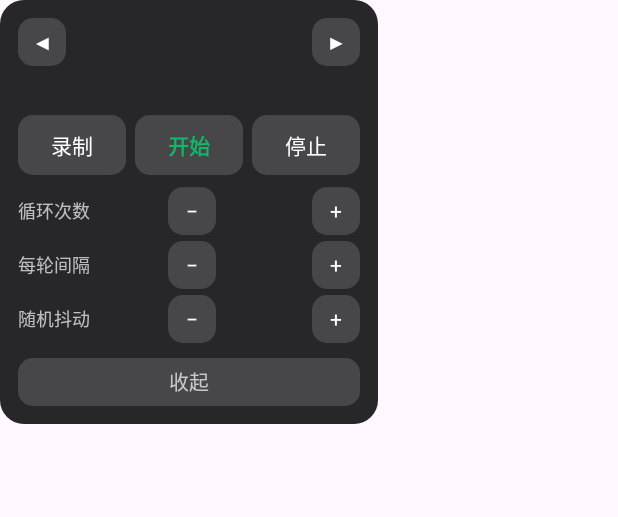
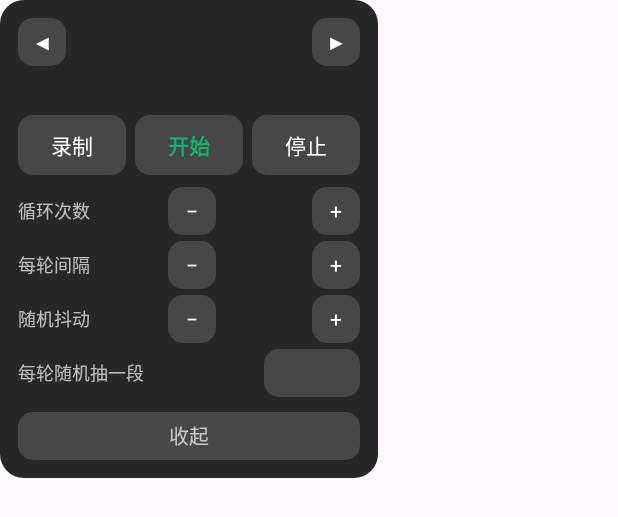
Before and after one commit to hnzsm/autohand, an Android app: the layout view_panel.xml on its own in the app's theme, with its tools: preview values and no code run, on a phone screen of 412 x 824 dp. Shown: the top 517 px of the screen. Run offline under Robolectric (Android 15) with nearby library versions, the light colour scheme and no system bars.

Commit message:
feat: 手势合集随机抽取，每轮从多段手势里随机抽一段执行

```diff
--- a/app/src/main/res/layout/view_panel.xml
+++ b/app/src/main/res/layout/view_panel.xml
@@ -218,6 +218,31 @@
             android:textColor="@color/panel_text" />
     </LinearLayout>
 
+    <LinearLayout
+        android:layout_width="match_parent"
+        android:layout_height="wrap_content"
+        android:layout_marginTop="4dp"
+        android:gravity="center_vertical"
+        android:orientation="horizontal">
+
+        <TextView
+            android:layout_width="0dp"
+            android:layout_height="wrap_content"
+            android:layout_weight="1"
+            android:text="每轮随机抽一段"
+            android:textColor="@color/panel_text_dim"
+            android:textSize="12sp" />
+
+        <TextView
+            android:id="@+id/btnRandomPick"
+            android:layout_width="64dp"
+            android:layout_height="32dp"
+            android:background="@drawable/bg_chip"
+            android:gravity="center"
+            android:textColor="@color/panel_text"
+            android:textSize="13sp" />
+    </LinearLayout>
+
     <TextView
         android:id="@+id/btnHidePanel"
         android:layout_width="match_parent"
--- a/app/src/main/res/values/strings.xml
+++ b/app/src/main/res/values/strings.xml
@@ -15,6 +15,7 @@
     <string name="switch_keep_screen_on_hint">息屏后手势会全部失效，刷视频建议开启</string>
 
     <string name="section_scripts">手势脚本</string>
+    <string name="script_random_hint">点一下切换：顺序执行全部，或每轮随机抽一段</string>
     <string name="btn_add_manual">新建空白脚本</string>
     <string name="empty_scripts">还没有脚本。开启悬浮球后，点球 →「录制」，在屏幕上滑一次即可保存。</string>
 
```
Also changed, not shown: app/src/main/java/com/quqi/autohand/model/Script.kt (+11 -3 lines), app/src/main/java/com/quqi/autohand/service/AutoHandService.kt (+12 -1 lines), app/src/main/java/com/quqi/autohand/service/LoopEngine.kt (+22 -3 lines), app/src/main/java/com/quqi/autohand/service/PanelController.kt (+12 -2 lines), app/src/main/java/com/quqi/autohand/ui/MainActivity.kt (+8 -1 lines), app/src/main/java/com/quqi/autohand/ui/ScriptAdapter.kt (+15 -1 lines), app/src/main/java/com/quqi/autohand/util/Prefs.kt (+9 -0 lines), app/src/main/res/layout/item_script.xml (+13 -0 lines), 1 other file.
